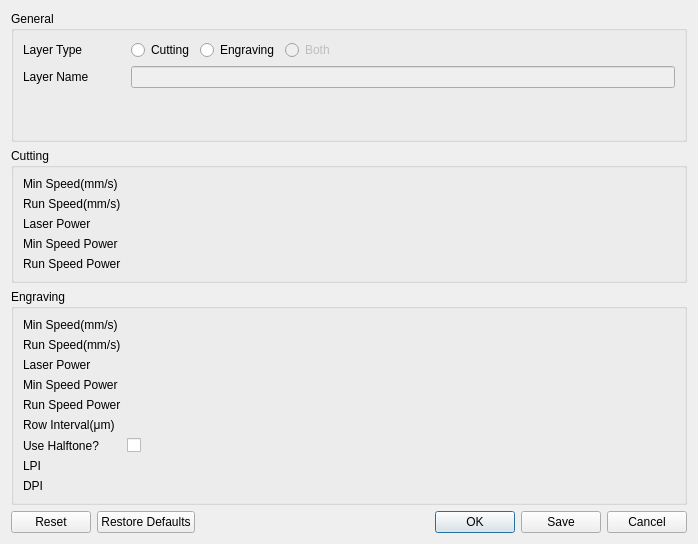
Above: src/ui/LaserLayerDialog.ui from oneminute/LaserController before the change. Below: the same form after it.
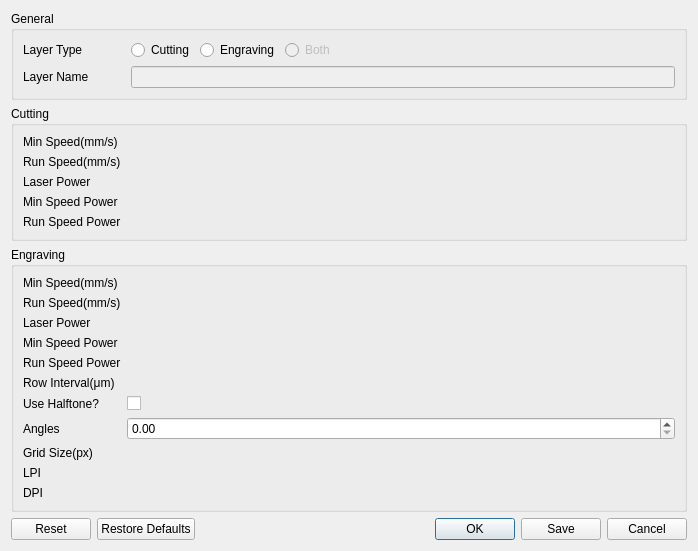
That is the form after the change. Custom widgets are drawn as their Qt base class.

```diff
--- a/src/ui/LaserLayerDialog.ui
+++ b/src/ui/LaserLayerDialog.ui
@@ -235,24 +235,24 @@
         </property>
        </widget>
       </item>
-      <item row="11" column="0">
+      <item row="13" column="0">
        <widget class="QLabel" name="label_2">
         <property name="text">
          <string>LPI</string>
         </property>
        </widget>
       </item>
-      <item row="11" column="1">
+      <item row="13" column="1">
        <widget class="EditSlider" name="editSliderLPI" native="true"/>
       </item>
-      <item row="13" column="0">
+      <item row="15" column="0">
        <widget class="QLabel" name="label_4">
         <property name="text">
          <string>DPI</string>
         </property>
        </widget>
       </item>
-      <item row="13" column="1">
+      <item row="15" column="1">
        <widget class="EditSlider" name="editSliderDPI" native="true"/>
       </item>
       <item row="9" column="0">
@@ -265,6 +265,26 @@
       <item row="9" column="1">
        <widget class="EditSlider" name="editSliderEngravingRowInterval" native="true"/>
       </item>
+      <item row="11" column="0">
+       <widget class="QLabel" name="label_3">
+        <property name="text">
+         <string>Angles</string>
+        </property>
+       </widget>
+      </item>
+      <item row="12" column="0">
+       <widget class="QLabel" name="label_12">
+        <property name="text">
+         <string>Grid Size(px)</string>
+        </property>
+       </widget>
+      </item>
+      <item row="11" column="1">
+       <widget class="QDoubleSpinBox" name="doubleSpinBoxHalftoneAngles"/>
+      </item>
+      <item row="12" column="1">
+       <widget class="EditSlider" name="editSliderHalftoneGridSize" native="true"/>
+      </item>
      </layout>
     </widget>
    </item>
```
